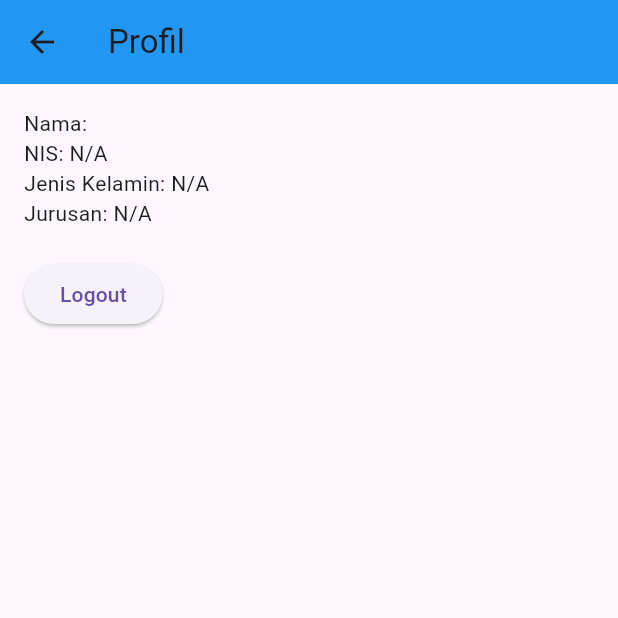
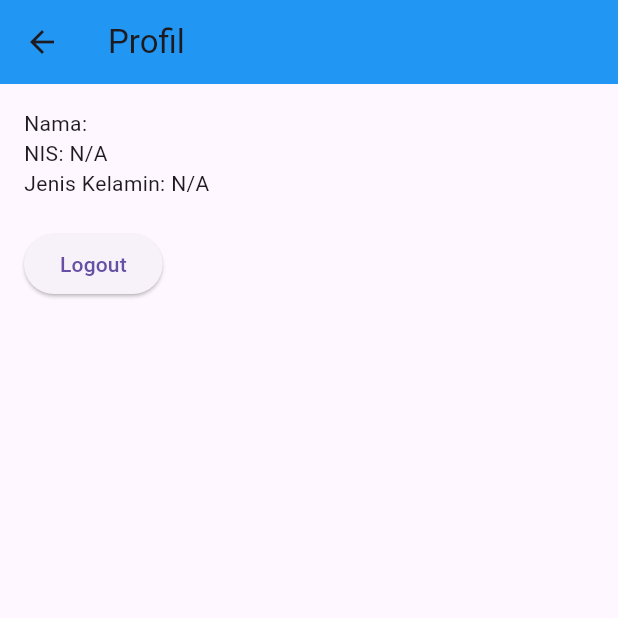
Before and after one commit to muh-dirga-f/soal_ujian, a Flutter app: the ProfilePage screen opened directly, on a phone screen of 412 x 824 dp, the top half of it. Run offline on Flutter 3.47's test engine with Material 3 defaults, Android fonts, the phone set to English and light mode, and no system bars; our stand-ins replace flutter_dotenv, flutter_widget_from_html_core, shared_preferences; accounts and stored records are empty; network calls fail.

Commit message:
remove jurusan

```diff
--- a/lib/screens/login_page.dart
+++ b/lib/screens/login_page.dart
@@ -62,7 +62,6 @@ class _LoginPageState extends State<LoginPage> {
       await prefs.setString('fullname', user['fullname']);
       await prefs.setString('nis', user['nis']);
       await prefs.setString('jk', user['jk']);
-      await prefs.setString('jurusan', user['jurusan']);
 
       Navigator.pushReplacement(
         context,
--- a/lib/screens/profile_page.dart
+++ b/lib/screens/profile_page.dart
@@ -39,7 +39,6 @@ class ProfilePage extends StatelessWidget {
                   Text('Nama: ${userData['fullname'] ?? 'N/A'}'),
                   Text('NIS: ${userData['nis'] ?? 'N/A'}'),
                   Text('Jenis Kelamin: ${userData['jk'] ?? 'N/A'}'),
-                  Text('Jurusan: ${userData['jurusan'] ?? 'N/A'}'),
                   const SizedBox(height: 20),
                   ElevatedButton(
                     onPressed: () => _logout(context),
@@ -61,7 +60,6 @@ class ProfilePage extends StatelessWidget {
       'fullname': prefs.getString('fullname'),
       'nis': prefs.getString('nis'),
       'jk': prefs.getString('jk'),
-      'jurusan': prefs.getString('jurusan'),
     };
   }
 }
```
